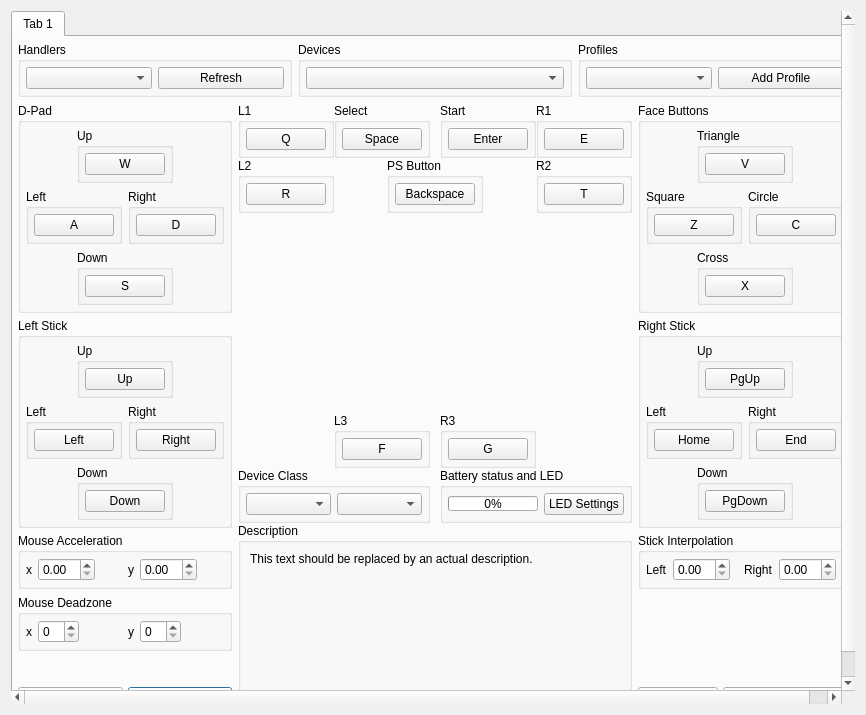
Old version of the form rpcs3/rpcs3qt/pad_settings_dialog.ui in the repository RPCS3/rpcs3.
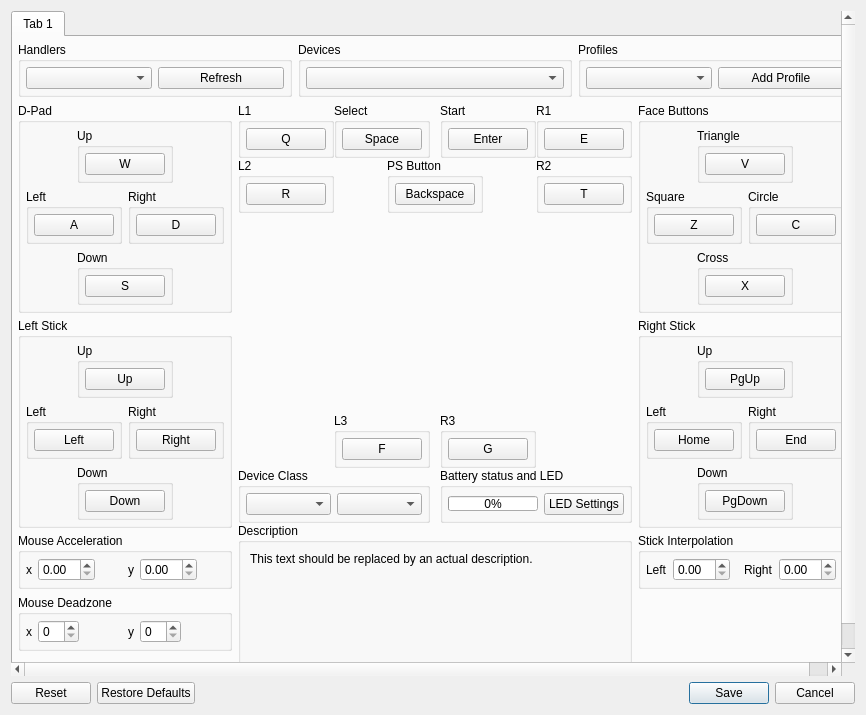
New version of the form. The open tabs and pages were chosen to show the change. Icons and pictures are not drawn.

Commit message: Qt: use button box for most buttons

The edit to the form file:
```diff
--- a/rpcs3/rpcs3qt/pad_settings_dialog.ui
+++ b/rpcs3/rpcs3qt/pad_settings_dialog.ui
@@ -38,7 +38,7 @@
         <x>0</x>
         <y>0</y>
         <width>848</width>
-        <height>697</height>
+        <height>668</height>
        </rect>
       </property>
       <widget class="QWidget" name="tab">
@@ -980,30 +980,6 @@
               </property>
              </spacer>
             </item>
-            <item>
-             <layout class="QHBoxLayout" name="button_layout_left">
-              <item>
-               <widget class="QPushButton" name="b_ok">
-                <property name="text">
-                 <string>Save</string>
-                </property>
-                <property name="autoDefault">
-                 <bool>false</bool>
-                </property>
-               </widget>
-              </item>
-              <item>
-               <widget class="QPushButton" name="b_cancel">
-                <property name="text">
-                 <string>Close</string>
-                </property>
-                <property name="default">
-                 <bool>true</bool>
-                </property>
-               </widget>
-              </item>
-             </layout>
-            </item>
            </layout>
           </item>
           <item>
@@ -2370,30 +2346,6 @@
               </property>
              </spacer>
             </item>
-            <item>
-             <layout class="QHBoxLayout" name="button_layout_right" stretch="0,1">
-              <item>
-               <widget class="QPushButton" name="b_blacklist">
-                <property name="text">
-                 <string>Filter Noise</string>
-                </property>
-                <property name="autoDefault">
-                 <bool>false</bool>
-                </property>
-               </widget>
-              </item>
-              <item>
-               <widget class="QPushButton" name="b_reset">
-                <property name="text">
-                 <string>Restore Defaults</string>
-                </property>
-                <property name="autoDefault">
-                 <bool>false</bool>
-                </property>
-               </widget>
-              </item>
-             </layout>
-            </item>
            </layout>
           </item>
          </layout>
@@ -2403,6 +2355,16 @@
      </widget>
     </widget>
    </item>
+   <item>
+    <widget class="QDialogButtonBox" name="buttonBox">
+     <property name="standardButtons">
+      <set>QDialogButtonBox::Cancel|QDialogButtonBox::Reset|QDialogButtonBox::RestoreDefaults|QDialogButtonBox::Save</set>
+     </property>
+     <property name="centerButtons">
+      <bool>false</bool>
+     </property>
+    </widget>
+   </item>
   </layout>
  </widget>
  <resources>
```
Left out of the diff: 2 changed lines with no effect on the pictures. The commit also changes 2 other files.
